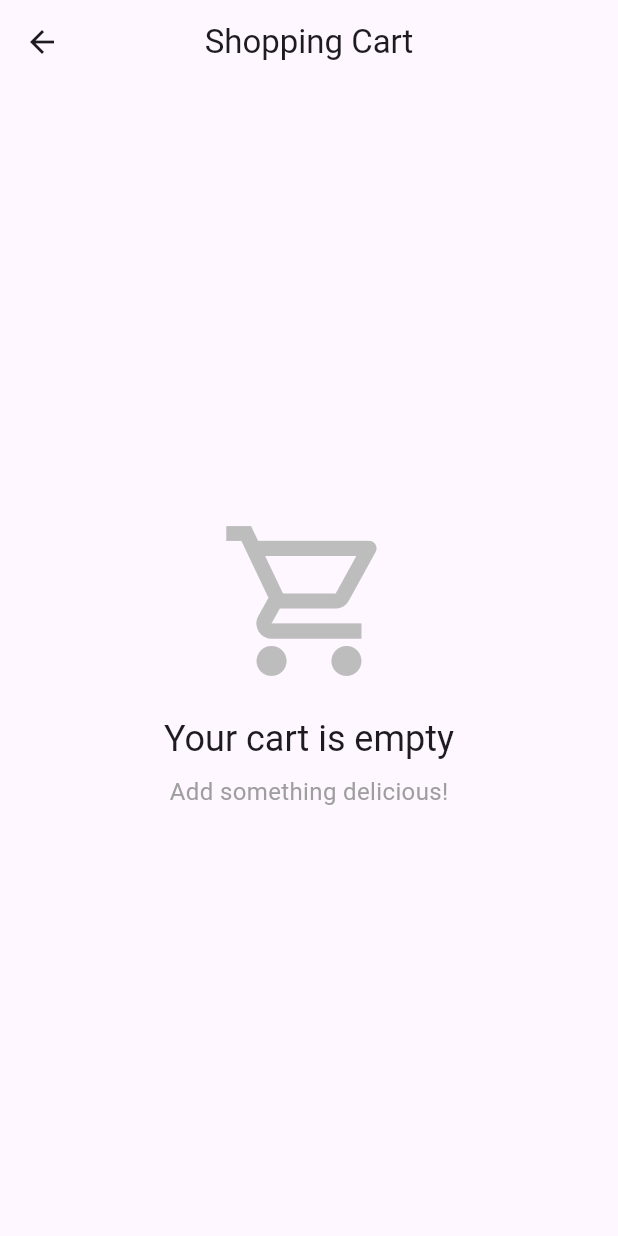
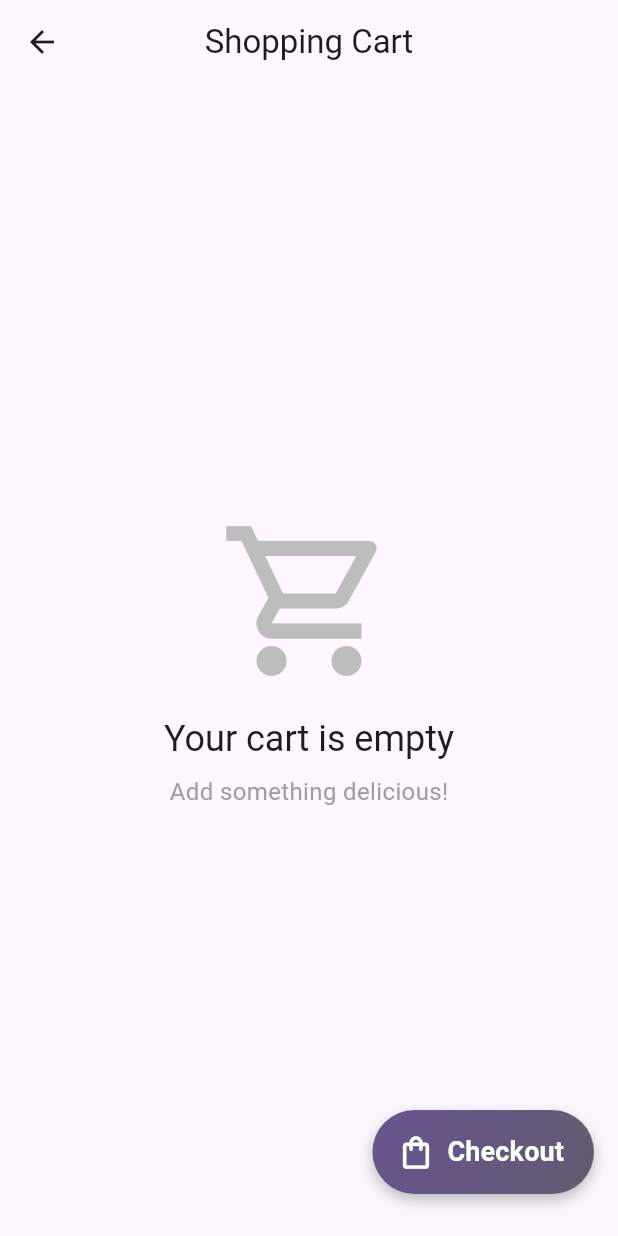
Before and after one commit to Christophenass/RestaurantMobileApp, a Flutter app: the MainPage screen opened directly, after a tap on the "shopping cart" icon, on a phone screen of 412 x 824 dp. Run offline on Flutter 3.47's test engine with Material 3 defaults, Android fonts, the phone set to English and light mode, and no system bars; our stand-ins replace firebase_auth, firebase_core, get, image_picker; accounts and stored records are empty.

```diff
--- a/lib/views/Cart.dart
+++ b/lib/views/Cart.dart
@@ -1,9 +1,10 @@
 import 'package:flutter/material.dart';
 import 'package:get/get.dart';
 import '../controller/CartController.dart';
+import 'ReceiptUploadPage.dart';
 
-class CartPage extends StatelessWidget {
-  const CartPage({Key? key}) : super(key: key);
+class Cart extends GetView<CartController> {
+  const Cart({Key? key}) : super(key: key);
 
   @override
   Widget build(BuildContext context) {
@@ -18,9 +19,7 @@ class CartPage extends StatelessWidget {
         backgroundColor: Colors.transparent,
         foregroundColor: scheme.onSurface,
       ),
-
       extendBodyBehindAppBar: false,
-
       body: SafeArea(
         child: Obx(() {
           if (cart.items.isEmpty) {
@@ -30,7 +29,6 @@ class CartPage extends StatelessWidget {
             children: [
               Expanded(
                 child: ListView.separated(
-
                   padding: const EdgeInsets.only(
                     left: 20,
                     right: 20,
@@ -50,10 +48,49 @@ class CartPage extends StatelessWidget {
           );
         }),
       ),
+
+      floatingActionButton: Container(
+        margin: const EdgeInsets.only(bottom: 12),
+        decoration: BoxDecoration(
+          borderRadius: BorderRadius.circular(30),
+          gradient: LinearGradient(
+            colors: [
+              Theme.of(context).colorScheme.primary,
+              Theme.of(context).colorScheme.secondary,
+            ],
+            begin: Alignment.topLeft,
+            end: Alignment.bottomRight,
+          ),
+          boxShadow: [
+            BoxShadow(
+              color: Colors.black26,
+              blurRadius: 8,
+              offset: const Offset(0, 4),
+            ),
+          ],
+        ),
+        child: FloatingActionButton.extended(
+          onPressed: () => Get.to(() => ReceiptUploadPage()),
+          label: const Text(
+            'Checkout',
+            style: TextStyle(
+              fontSize: 18,
+              fontWeight: FontWeight.bold,
+              color: Colors.white,
+            ),
+          ),
+          icon: const Icon(
+            Icons.shopping_bag_outlined,
+            color: Colors.white,
+            size: 26,
+          ),
+          backgroundColor: Colors.transparent, // so gradient shows
+          elevation: 0,
+        ),
+      ),
     );
   }
 }
-
 
 class _EmptyCart extends StatelessWidget {
   @override
@@ -84,7 +121,6 @@ class _EmptyCart extends StatelessWidget {
     );
   }
 }
-
 
 class _CartItemCard extends StatelessWidget {
   final CartItem cartItem;
@@ -209,7 +245,6 @@ class _CartItemCard extends StatelessWidget {
   }
 }
 
-
 class _CheckoutBar extends StatelessWidget {
   final double total;
   const _CheckoutBar({required this.total});
@@ -253,21 +288,6 @@ class _CheckoutBar extends StatelessWidget {
               ],
             ),
           ),
-          ElevatedButton.icon(
-            icon: const Icon(Icons.shopping_bag_outlined),
-            label: const Text('Checkout'),
-            style: ElevatedButton.styleFrom(
-              foregroundColor: Theme.of(context).colorScheme.primary,
-              backgroundColor: Colors.white,
-              shape: RoundedRectangleBorder(
-                borderRadius: BorderRadius.circular(16),
-              ),
-              padding: const EdgeInsets.symmetric(horizontal: 24, vertical: 14),
-            ),
-            onPressed: () {
-              Get.snackbar('Checkout', 'Proceeding to payment...');
-            },
-          ),
         ],
       ),
     );
--- a/lib/views/MainPage.dart
+++ b/lib/views/MainPage.dart
@@ -37,7 +37,7 @@ class MainPage extends GetView<MainPageController> {
               isLabelVisible: count > 0,
               child: IconButton(
                 icon: const Icon(Icons.shopping_cart_outlined),
-                onPressed: () => Get.to(() => const CartPage()),
+                onPressed: () => Get.to(() => const Cart()),
               ),
             );
           }),
--- a/pubspec.yaml
+++ b/pubspec.yaml
@@ -38,6 +38,7 @@ dependencies:
   dio: ^5.8.0+1
   firebase_core: ^3.15.2
   firebase_auth: ^5.7.0
+  image_picker: ^1.0.4
 dev_dependencies:
   flutter_test:
     sdk: flutter
```
Also changed, not shown: lib/views/ReceiptUploadPage.dart (added, +120 -0 lines), pubspec.lock, 6 other files.
